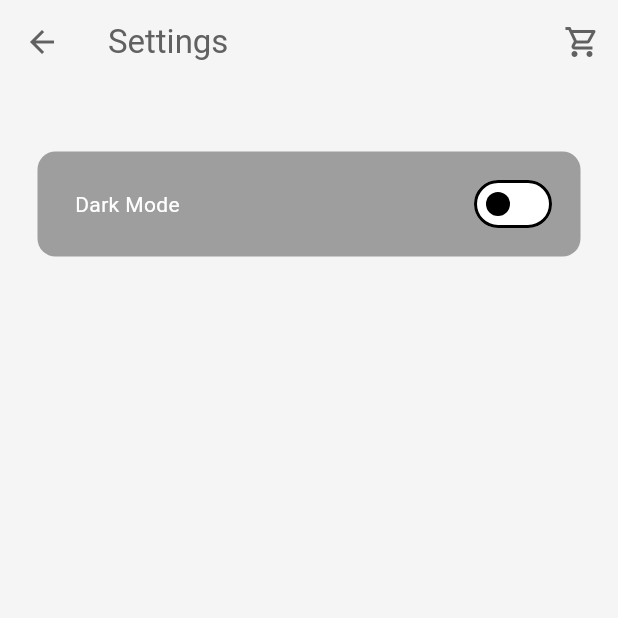
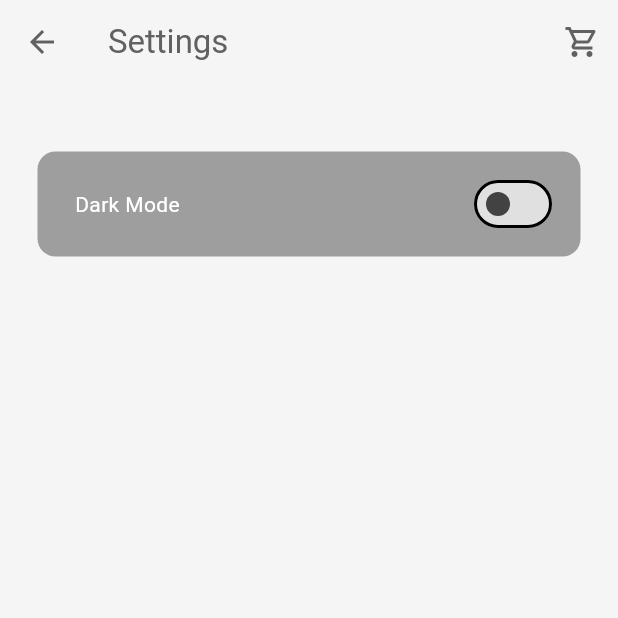
Before and after one commit to AxelCabral/Minimalist_ecommerce, a Flutter app: the SettingsPage screen opened by its route, on a phone screen of 412 x 824 dp, the top half of it. Run offline on Flutter 3.47's test engine with Material 3 defaults, Android fonts, the light colour scheme and no system bars.

Commit message:
dark mode added

```diff
--- a/lib/components/my_product_tile.dart
+++ b/lib/components/my_product_tile.dart
@@ -109,6 +109,7 @@ class MyProductTile extends StatelessWidget {
                   borderRadius: BorderRadius.circular(12),
                 ),
                 child: IconButton(
+                  color: Colors.grey.shade900,
                   onPressed: () => addToCart(context),
                   icon: const Icon(Icons.add),
                 ),
--- a/lib/pages/settings_page.dart
+++ b/lib/pages/settings_page.dart
@@ -1,12 +1,16 @@
 import 'package:flutter/material.dart';
+import 'package:minimalist_ecommerce/themes/dark_mode.dart';
+import 'package:provider/provider.dart';
+
+import '../themes/theme_provider.dart';
 
 class SettingsPage extends StatelessWidget {
   const SettingsPage({super.key});
 
   @override
   Widget build(BuildContext context) {
-    bool isSwitched = false;
-
+    return Consumer<ThemeProvider>(
+      builder: (context, themeProvider, child) {
         return Scaffold(
           backgroundColor: Theme.of(context).colorScheme.background,
           appBar: AppBar(
@@ -41,18 +45,28 @@ class SettingsPage extends StatelessWidget {
                             child: Text(
                               'Dark Mode',
                               style: TextStyle(
-                            color: Theme.of(context).colorScheme.secondary,
+                                color: themeProvider.themeData == darkMode
+                                    ? Theme.of(context).colorScheme.primary
+                                    : Theme.of(context).colorScheme.secondary,
                               ),
                             ),
                           ),
                           Padding(
                             padding: const EdgeInsets.only(right: 15),
-                        child: Switch(value: isSwitched, onChanged: (value) {}),
+                            child: Switch(
+                                value: themeProvider.themeData == darkMode
+                                    ? true
+                                    : false,
+                                onChanged: (value) {
+                                  themeProvider.toggleTheme();
+                                }),
                           )
                         ],
                       ),
                     ),
                   ))),
         );
+      },
+    );
   }
 }
--- a/lib/themes/dark_mode.dart
+++ b/lib/themes/dark_mode.dart
@@ -1,8 +1,14 @@
 import 'package:flutter/material.dart';
 
 ThemeData darkMode = ThemeData(
-    colorScheme: ColorScheme.dark(
-        background: Colors.grey.shade900,
-        primary: Colors.grey.shade800,
-        secondary: Colors.grey.shade700,
-        inversePrimary: Colors.grey.shade300));
+  colorScheme: ColorScheme.dark(
+      background: Colors.grey.shade900,
+      primary: Colors.grey.shade800,
+      secondary: Colors.white,
+      tertiary: Colors.grey.shade200,
+      inversePrimary: Colors.grey.shade300),
+  switchTheme: SwitchThemeData(
+    thumbColor: MaterialStateProperty.all(Colors.grey.shade800),
+    trackColor: MaterialStateProperty.all(Colors.grey.shade500),
+  ),
+);
--- a/lib/themes/light_mode.dart
+++ b/lib/themes/light_mode.dart
@@ -1,9 +1,14 @@
 import 'package:flutter/material.dart';
 
 ThemeData lightMode = ThemeData(
-    colorScheme: ColorScheme.light(
-        background: Colors.grey.shade100,
-        primary: Colors.grey.shade200,
-        secondary: Colors.white,
-        tertiary: Colors.grey.shade500,
-        inversePrimary: Colors.grey.shade700));
+  colorScheme: ColorScheme.light(
+      background: Colors.grey.shade100,
+      primary: Colors.grey.shade200,
+      secondary: Colors.white,
+      tertiary: Colors.grey.shade500,
+      inversePrimary: Colors.grey.shade700),
+  switchTheme: SwitchThemeData(
+    thumbColor: MaterialStateProperty.all(Colors.grey.shade800),
+    trackColor: MaterialStateProperty.all(Colors.grey.shade300),
+  ),
+);
--- /dev/null
+++ b/lib/themes/theme_provider.dart
@@ -0,0 +1,22 @@
+import 'package:flutter/material.dart';
+import 'package:minimalist_ecommerce/themes/dark_mode.dart';
+import 'package:minimalist_ecommerce/themes/light_mode.dart';
+
+class ThemeProvider with ChangeNotifier {
+  ThemeData _themeData = lightMode;
+
+  ThemeData get themeData => _themeData;
+
+  set themeData(ThemeData themeData) {
+    _themeData = themeData;
+    notifyListeners();
+  }
+
+  void toggleTheme() {
+    if (_themeData == lightMode) {
+      themeData = darkMode;
+    } else {
+      themeData = lightMode;
+    }
+  }
+}
```
Also changed, not shown: lib/main.dart (+9 -4 lines). Lines whose indentation alone changed are shown as unchanged.
